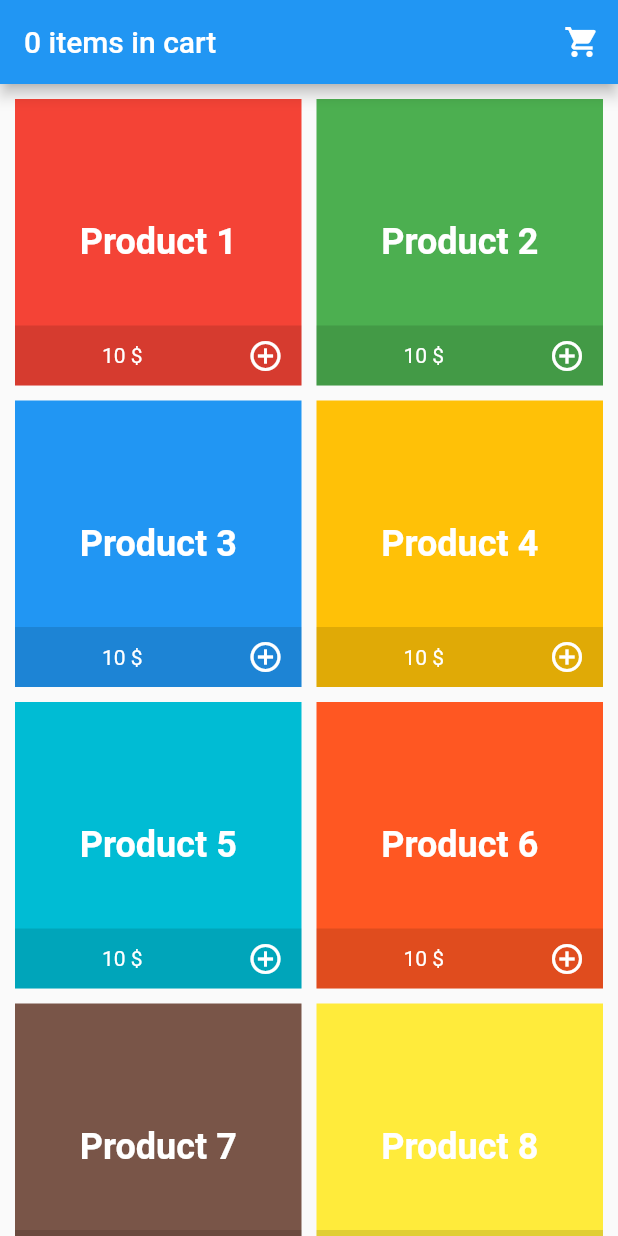
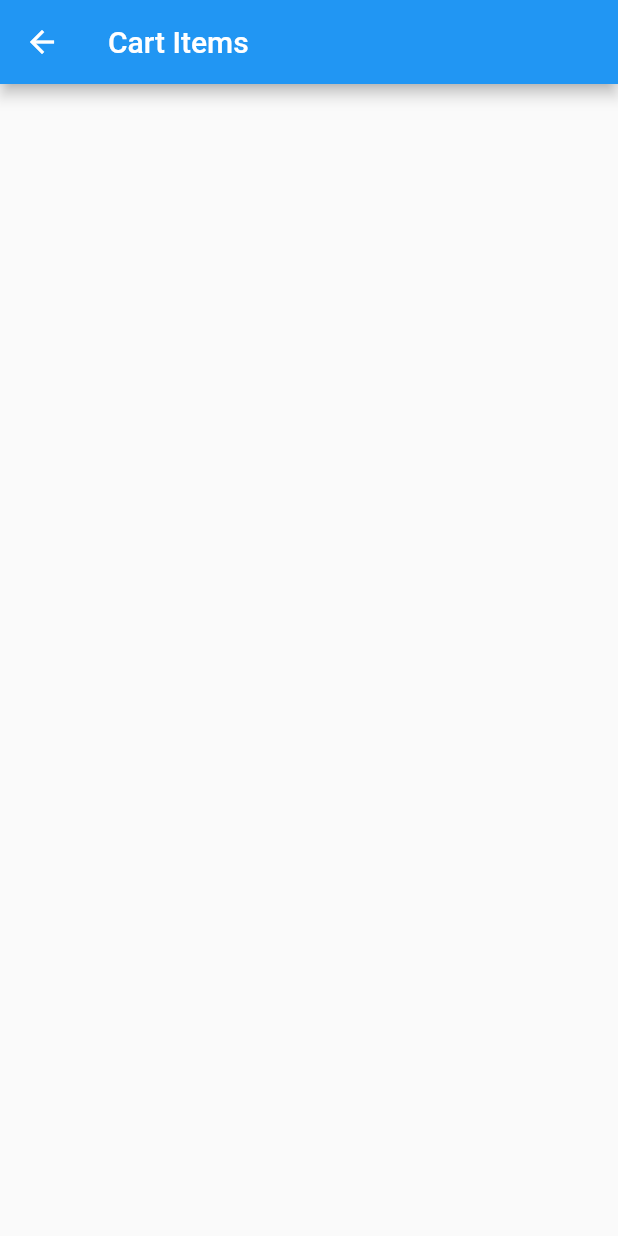
Before and after one commit to imaNNeo/FlutterPresentation, a Flutter app: the screen it shows after launch, after a tap on the "shopping cart" icon, on a phone screen of 412 x 824 dp. Run offline on Flutter 3.47's test engine with Material 2 defaults, Android fonts, the phone set to English and light mode, and no system bars.

Commit message:
added cart page

```diff
--- a/lib/sample_1/Sample1Page.dart
+++ b/lib/sample_1/Sample1Page.dart
@@ -1,5 +1,6 @@
 import 'dart:math';
 import 'package:flutter/material.dart';
+import 'package:flutter_presentation/sample_1/cart_page.dart';
 import 'package:flutter_presentation/sample_1/model/CartModel.dart';
 import 'package:flutter_presentation/sample_1/model/Product.dart';
 import 'package:scoped_model/scoped_model.dart';
@@ -33,10 +34,21 @@ class Sample1Page extends StatelessWidget {
       model: CartModel(),
       child: Scaffold(
         appBar: new AppBar(
-          title: ScopedModelDescendant(builder: (context, _, CartModel cartModel) {
+          title: ScopedModelDescendant(
+              builder: (context, _, CartModel cartModel) {
                 return Text("${cartModel.itemCount} items in cart");
               }),
-          actions: <Widget>[IconButton(icon: Icon(Icons.shopping_cart), onPressed: () {})],
+          leading: ScopedModelDescendant(
+              builder: (context, _, CartModel cartModel) {
+                return IconButton(
+                    icon: Icon(Icons.shopping_cart), onPressed: () {
+                  Navigator.of(context).push(
+                      new MaterialPageRoute(builder: (context) {
+                        return new CartPage(cartModel);
+                      }));
+                });
+              }
+          ),
         ),
         body: GridView.count(
           mainAxisSpacing: 10.0,
--- /dev/null
+++ b/lib/sample_1/cart_page.dart
@@ -0,0 +1,58 @@
+import 'package:flutter/material.dart';
+import 'package:flutter_presentation/sample_1/model/CartItem.dart';
+import 'package:flutter_presentation/sample_1/model/CartModel.dart';
+import 'package:flutter_presentation/sample_1/model/Product.dart';
+
+class CartPage extends StatelessWidget {
+  CartModel cartModel;
+
+  CartPage(this.cartModel);
+
+  @override
+  Widget build(BuildContext context) {
+    Map<Product, int> products = new Map();
+    cartModel.items.forEach((CartItem cartItem) {
+      if (products.containsKey(cartItem.product)) {
+        products[cartItem.product] = products[cartItem.product] + 1;
+      } else {
+        products[cartItem.product] = 1;
+      }
+    });
+
+    return Scaffold(
+      appBar: new AppBar(
+        title: Text("Cart Items"),
+      ),
+      body: ListView(
+        children: products.keys.map((Product product) {
+          int count = products[product];
+          return SizedBox(
+            width: double.infinity,
+            height: 50.0,
+            child: Container(
+              color: product.color,
+              child: Row(
+                children: <Widget>[
+                  Expanded(
+                    child: Padding(
+                      padding: const EdgeInsets.only(left: 8.0),
+                      child: Text(
+                        "${product.name}   (\$${product.price})",
+                        style: TextStyle(
+                            color: Colors.white, fontWeight: FontWeight.bold),
+                      ),
+                    ),
+                  ),
+                  Padding(
+                    padding: const EdgeInsets.only(right: 8.0),
+                    child: Text("x$count", style: TextStyle(color: Colors.white, fontSize: 20.0),),
+                  )
+                ],
+              ),
+            ),
+          );
+        }).toList(),
+      ),
+    );
+  }
+}
```
Lines whose indentation alone changed are shown as unchanged.
